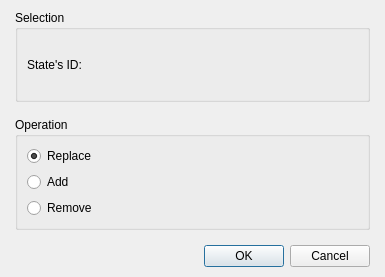
Before: the Qt Designer form Editor/Dialogs/Commands/dialogcommandchangestate.ui in RPG-Paper-Maker/RPG-Paper-Maker, drawn with Qt 5.
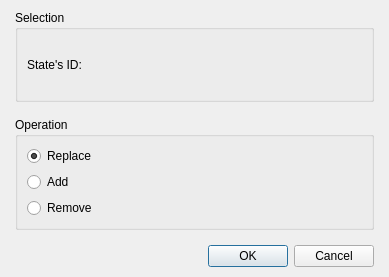
After: the same form once the commit is applied. Custom widgets are drawn as their Qt base class.

```diff
--- a/Editor/Dialogs/Commands/dialogcommandchangestate.ui
+++ b/Editor/Dialogs/Commands/dialogcommandchangestate.ui
@@ -6,7 +6,7 @@
    <rect>
     <x>0</x>
     <y>0</y>
-    <width>385</width>
+    <width>389</width>
     <height>277</height>
    </rect>
   </property>
```
Left out of the diff: 2 changed lines with no effect on the pictures.
